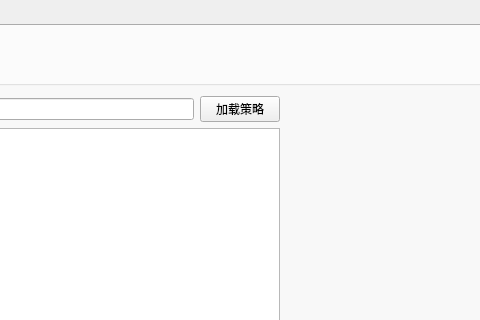
Before: the Qt Designer form 20_DataTools/100_feed_calculator/modules/ui/0001.ui in Liphael/bioprocess_pack, drawn with Qt 5; both pictures show x 333 to 813 and y 0 to 320 of the 1000 by 600 pixel window.
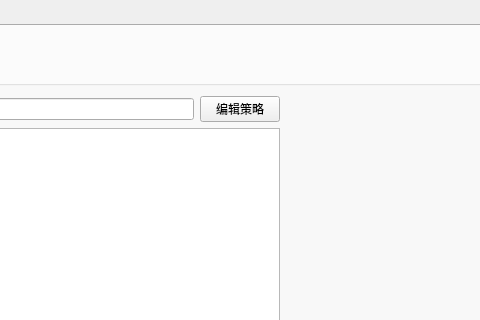
After: the same form once the commit is applied. The open tabs and pages were chosen to show the change. Icons and pictures are not drawn.

```diff
--- a/20_DataTools/100_feed_calculator/modules/ui/0001.ui
+++ b/20_DataTools/100_feed_calculator/modules/ui/0001.ui
@@ -495,7 +495,7 @@
           <item>
            <widget class="QPushButton" name="load_stra_button_2">
             <property name="text">
-             <string>加载策略</string>
+             <string>编辑策略</string>
             </property>
            </widget>
           </item>
```
Left out of the diff: 4 changed lines with no effect on the pictures.
